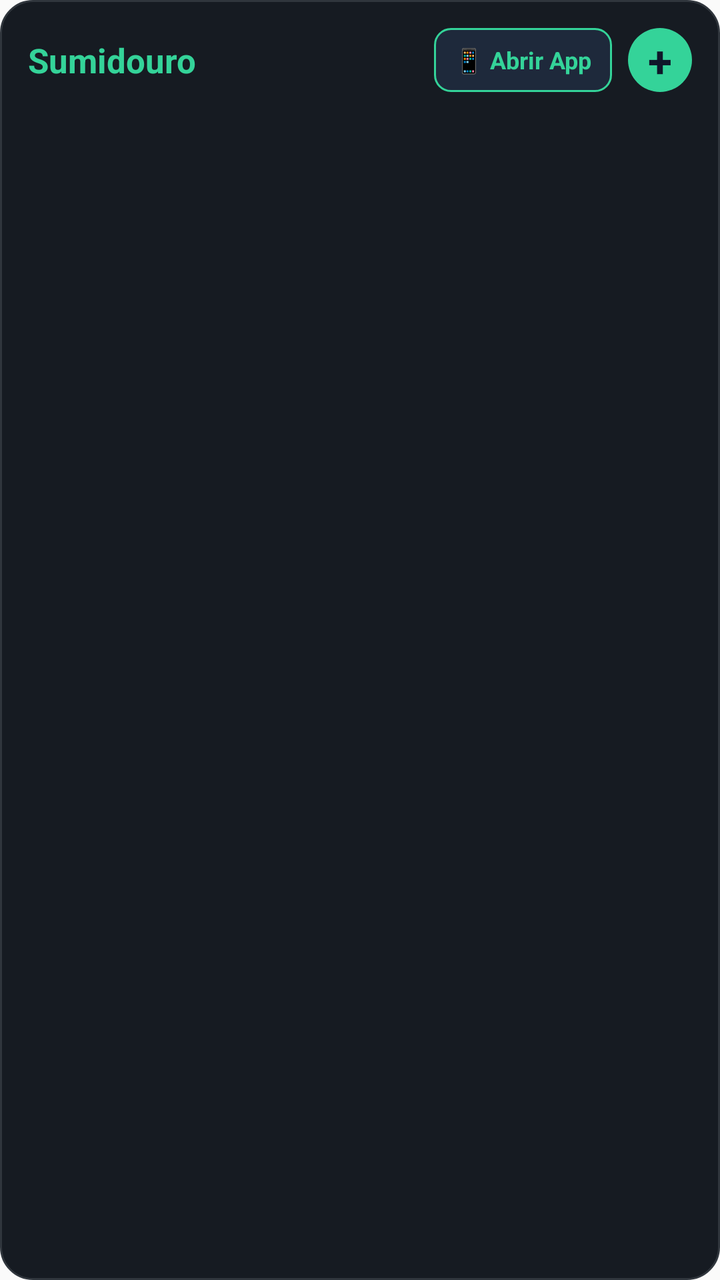
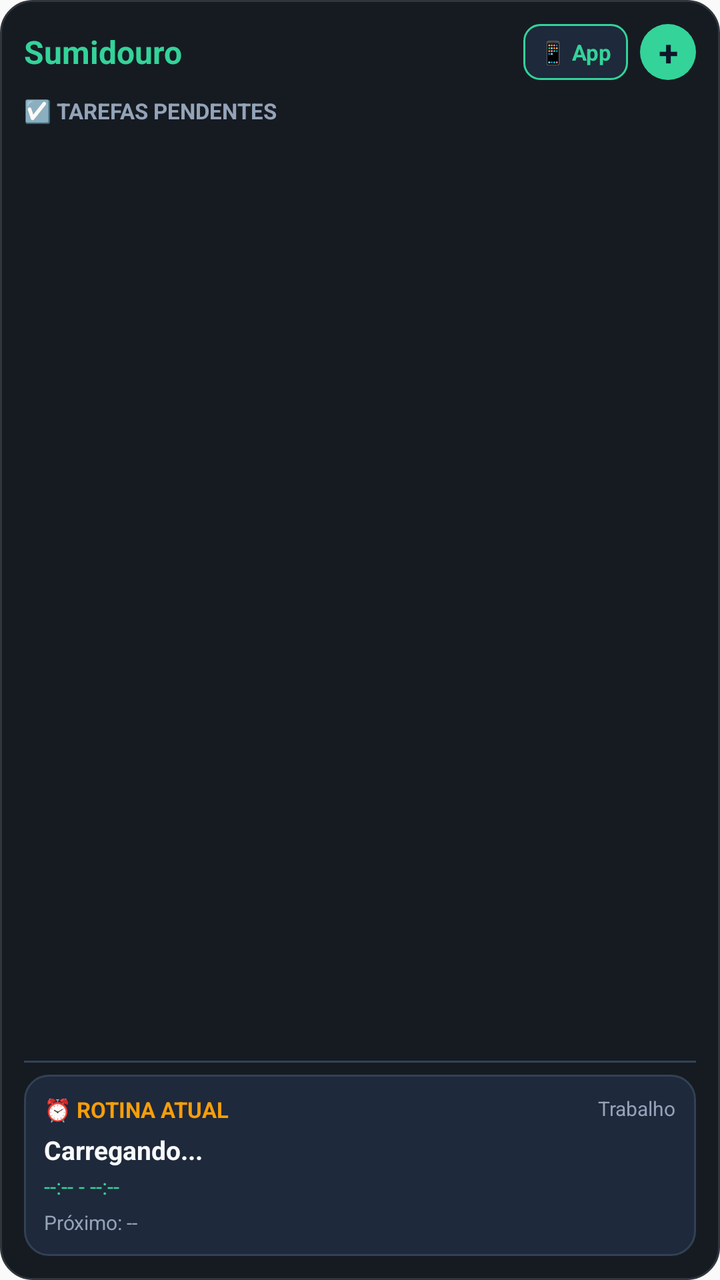

Screens rendered from an Android XML layout before and after an edit, with the pre-edit source and the edit as a unified diff.
<!-- AndroidManifest.xml: application theme AppTheme -->
<!-- res/layout/sumidouro_widget.xml -->
<?xml version="1.0" encoding="utf-8"?>
<RelativeLayout xmlns:android="http://schemas.android.com/apk/res/android"
    android:id="@+id/widget_container"
    android:layout_width="match_parent"
    android:layout_height="match_parent"
    android:background="@drawable/notebook_background"
    android:padding="14dp">

    
    <RelativeLayout
        android:id="@+id/widget_header"
        android:layout_width="match_parent"
        android:layout_height="wrap_content"
        android:layout_marginBottom="10dp">

        <TextView
            android:id="@+id/widget_title"
            android:layout_width="wrap_content"
            android:layout_height="wrap_content"
            android:layout_alignParentStart="true"
            android:layout_centerVertical="true"
            android:text="Sumidouro"
            android:textColor="#34D399"
            android:textSize="17sp"
            android:textStyle="bold" />

        <LinearLayout
            android:layout_width="wrap_content"
            android:layout_height="wrap_content"
            android:layout_alignParentEnd="true"
            android:layout_centerVertical="true"
            android:gravity="center_vertical"
            android:orientation="horizontal">

            
            <TextView
                android:id="@+id/btn_open_app"
                android:layout_width="wrap_content"
                android:layout_height="32dp"
                android:layout_marginEnd="8dp"
                android:background="@drawable/bg_app_button"
                android:clickable="true"
                android:focusable="true"
                android:gravity="center"
                android:paddingStart="10dp"
                android:paddingEnd="10dp"
                android:text="📱 Abrir App"
                android:textColor="#34D399"
                android:textSize="12sp"
                android:textStyle="bold" />

            
            <TextView
                android:id="@+id/btn_add_task"
                android:layout_width="32dp"
                android:layout_height="32dp"
                android:background="@drawable/bg_add_button"
                android:clickable="true"
                android:focusable="true"
                android:gravity="center"
                android:text="+"
                android:textColor="#0F172A"
                android:textSize="22sp"
                android:textStyle="bold" />
        </LinearLayout>
    </RelativeLayout>

    
    <FrameLayout
        android:layout_width="match_parent"
        android:layout_height="match_parent"
        android:layout_below="@id/widget_header">

        <ListView
            android:id="@+id/widget_list_view"
            android:layout_width="match_parent"
            android:layout_height="match_parent"
            android:divider="@null"
            android:dividerHeight="0dp"
            android:scrollbars="none" />

        <TextView
            android:id="@+id/empty_view"
            android:layout_width="wrap_content"
            android:layout_height="wrap_content"
            android:layout_gravity="center"
            android:gravity="center"
            android:text="Tudo limpo! ✨"
            android:textColor="#64748B"
            android:textSize="14sp"
            android:visibility="gone" />
    </FrameLayout>
</RelativeLayout>
<!-- resources referenced by this layout -->
<resources>
  <!-- drawable bg_add_button (drawable) -->
  <?xml version="1.0" encoding="utf-8"?>
  <shape xmlns:android="http://schemas.android.com/apk/res/android"
      android:shape="oval">
      <solid android:color="#34D399" />
      <size
          android:width="32dp"
          android:height="32dp" />
  </shape>
  <!-- drawable bg_app_button (drawable) -->
  <?xml version="1.0" encoding="utf-8"?>
  <shape xmlns:android="http://schemas.android.com/apk/res/android"
      android:shape="rectangle">
      <solid android:color="#1E293B" />
      <stroke android:width="1dp" android:color="#34D399" />
      <corners android:radius="8dp" />
  </shape>
  <!-- drawable notebook_background (drawable) -->
  <?xml version="1.0" encoding="utf-8"?>
  <shape xmlns:android="http://schemas.android.com/apk/res/android"
      android:shape="rectangle">
      <corners android:radius="16dp" />
      <solid android:color="#161B22" />
      <stroke
          android:width="1dp"
          android:color="#30363D" />
  </shape>
  <style name="AppTheme" parent="Theme.AppCompat.Light.DarkActionBar">
          
          <item name="colorPrimary">@color/colorPrimary</item>
          <item name="colorPrimaryDark">@color/colorPrimaryDark</item>
          <item name="colorAccent">@color/colorAccent</item>
      </style>
</resources>

<!-- the commit's change to res/layout/sumidouro_widget.xml (unified diff, before → after) -->
@@ -1,17 +1,18 @@
 <?xml version="1.0" encoding="utf-8"?>
-<RelativeLayout xmlns:android="http://schemas.android.com/apk/res/android"
+<LinearLayout xmlns:android="http://schemas.android.com/apk/res/android"
     android:id="@+id/widget_container"
     android:layout_width="match_parent"
     android:layout_height="match_parent"
     android:background="@drawable/notebook_background"
-    android:padding="14dp">
+    android:orientation="vertical"
+    android:padding="12dp">
 
     
     <RelativeLayout
         android:id="@+id/widget_header"
         android:layout_width="match_parent"
         android:layout_height="wrap_content"
-        android:layout_marginBottom="10dp">
+        android:layout_marginBottom="8dp">
 
         <TextView
             android:id="@+id/widget_title"
@@ -21,7 +22,7 @@
             android:layout_centerVertical="true"
             android:text="Sumidouro"
             android:textColor="#34D399"
-            android:textSize="17sp"
+            android:textSize="16sp"
             android:textStyle="bold" />
 
         <LinearLayout
@@ -32,62 +33,152 @@
             android:gravity="center_vertical"
             android:orientation="horizontal">
 
-            
             <TextView
                 android:id="@+id/btn_open_app"
                 android:layout_width="wrap_content"
-                android:layout_height="32dp"
-                android:layout_marginEnd="8dp"
+                android:layout_height="28dp"
+                android:layout_marginEnd="6dp"
                 android:background="@drawable/bg_app_button"
                 android:clickable="true"
                 android:focusable="true"
                 android:gravity="center"
-                android:paddingStart="10dp"
-                android:paddingEnd="10dp"
-                android:text="📱 Abrir App"
+                android:paddingStart="8dp"
+                android:paddingEnd="8dp"
+                android:text="📱 App"
                 android:textColor="#34D399"
-                android:textSize="12sp"
+                android:textSize="11sp"
                 android:textStyle="bold" />
 
-            
             <TextView
                 android:id="@+id/btn_add_task"
-                android:layout_width="32dp"
-                android:layout_height="32dp"
+                android:layout_width="28dp"
+                android:layout_height="28dp"
                 android:background="@drawable/bg_add_button"
                 android:clickable="true"
                 android:focusable="true"
                 android:gravity="center"
                 android:text="+"
                 android:textColor="#0F172A"
-                android:textSize="22sp"
+                android:textSize="18sp"
                 android:textStyle="bold" />
         </LinearLayout>
     </RelativeLayout>
 
     
-    <FrameLayout
+    <LinearLayout
         android:layout_width="match_parent"
-        android:layout_height="match_parent"
-        android:layout_below="@id/widget_header">
-
-        <ListView
-            android:id="@+id/widget_list_view"
-            android:layout_width="match_parent"
-            android:layout_height="match_parent"
-            android:divider="@null"
-            android:dividerHeight="0dp"
-            android:scrollbars="none" />
+        android:layout_height="0dp"
+        android:layout_weight="1"
+        android:orientation="vertical">
 
         <TextView
-            android:id="@+id/empty_view"
             android:layout_width="wrap_content"
             android:layout_height="wrap_content"
-            android:layout_gravity="center"
-            android:gravity="center"
-            android:text="Tudo limpo! ✨"
-            android:textColor="#64748B"
-            android:textSize="14sp"
-            android:visibility="gone" />
-    </FrameLayout>
-</RelativeLayout>
+            android:layout_marginBottom="4dp"
+            android:text="☑️ TAREFAS PENDENTES"
+            android:textColor="#94A3B8"
+            android:textSize="11sp"
+            android:textStyle="bold" />
+
+        <FrameLayout
+            android:layout_width="match_parent"
+            android:layout_height="match_parent">
+
+            <ListView
+                android:id="@+id/widget_list_view"
+                android:layout_width="match_parent"
+                android:layout_height="match_parent"
+                android:divider="@null"
+                android:dividerHeight="0dp"
+                android:scrollbars="none" />
+
+            <TextView
+                android:id="@+id/empty_view"
+                android:layout_width="wrap_content"
+                android:layout_height="wrap_content"
+                android:layout_gravity="center"
+                android:gravity="center"
+                android:text="Tudo limpo! ✨"
+                android:textColor="#64748B"
+                android:textSize="13sp"
+                android:visibility="gone" />
+        </FrameLayout>
+    </LinearLayout>
+
+    
+    <View
+        android:layout_width="match_parent"
+        android:layout_height="1dp"
+        android:layout_marginTop="6dp"
+        android:layout_marginBottom="6dp"
+        android:background="#334155" />
+
+    
+    <LinearLayout
+        android:id="@+id/btn_open_routine"
+        android:layout_width="match_parent"
+        android:layout_height="wrap_content"
+        android:background="@drawable/bg_routine_card"
+        android:clickable="true"
+        android:focusable="true"
+        android:orientation="vertical"
+        android:padding="10dp">
+
+        <RelativeLayout
+            android:layout_width="match_parent"
+            android:layout_height="wrap_content"
+            android:layout_marginBottom="4dp">
+
+            <TextView
+                android:id="@+id/txt_routine_header"
+                android:layout_width="wrap_content"
+                android:layout_height="wrap_content"
+                android:layout_alignParentStart="true"
+                android:text="⏰ ROTINA ATUAL"
+                android:textColor="#F59E0B"
+                android:textSize="11sp"
+                android:textStyle="bold" />
+
+            <TextView
+                android:id="@+id/txt_routine_mode"
+                android:layout_width="wrap_content"
+                android:layout_height="wrap_content"
+                android:layout_alignParentEnd="true"
+                android:text="Trabalho"
+                android:textColor="#94A3B8"
+                android:textSize="10sp" />
+        </RelativeLayout>
+
+        <TextView
+            android:id="@+id/txt_routine_current_title"
+            android:layout_width="match_parent"
+            android:layout_height="wrap_content"
+            android:ellipsize="end"
+            android:maxLines="1"
+            android:text="Carregando..."
+            android:textColor="#F8FAFC"
+            android:textSize="13sp"
+            android:textStyle="bold" />
+
+        <TextView
+            android:id="@+id/txt_routine_current_time"
+            android:layout_width="match_parent"
+            android:layout_height="wrap_content"
+            android:layout_marginTop="2dp"
+            android:text="--:-- - --:--"
+            android:textColor="#34D399"
+            android:textSize="11sp" />
+
+        <TextView
+            android:id="@+id/txt_routine_next"
+            android:layout_width="match_parent"
+            android:layout_height="wrap_content"
+            android:layout_marginTop="4dp"
+            android:ellipsize="end"
+            android:maxLines="1"
+            android:text="Próximo: --"
+            android:textColor="#94A3B8"
+            android:textSize="10sp" />
+    </LinearLayout>
+
+</LinearLayout>
<!-- resource entries referenced after the edit -->
@@ -17,6 +17,14 @@
       <stroke android:width="1dp" android:color="#34D399" />
       <corners android:radius="8dp" />
   </shape>
+  <!-- drawable bg_routine_card (drawable) -->
+  <?xml version="1.0" encoding="utf-8"?>
+  <shape xmlns:android="http://schemas.android.com/apk/res/android"
+      android:shape="rectangle">
+      <solid android:color="#1E293B" />
+      <stroke android:width="1dp" android:color="#334155" />
+      <corners android:radius="12dp" />
+  </shape>
   <!-- drawable notebook_background (drawable) -->
   <?xml version="1.0" encoding="utf-8"?>
   <shape xmlns:android="http://schemas.android.com/apk/res/android"
